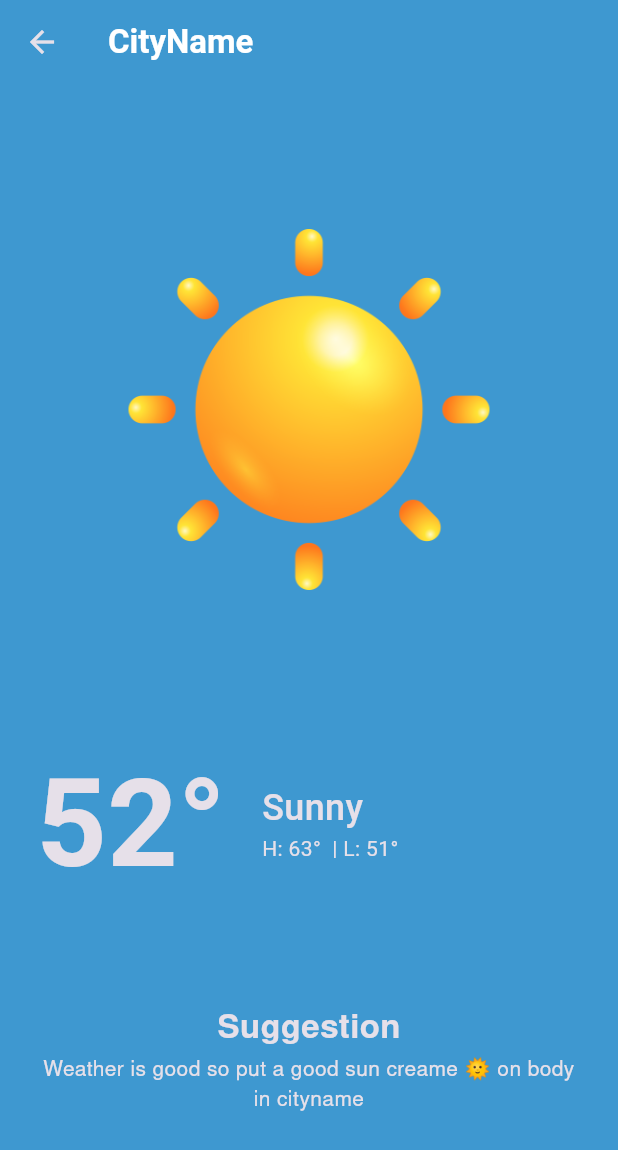
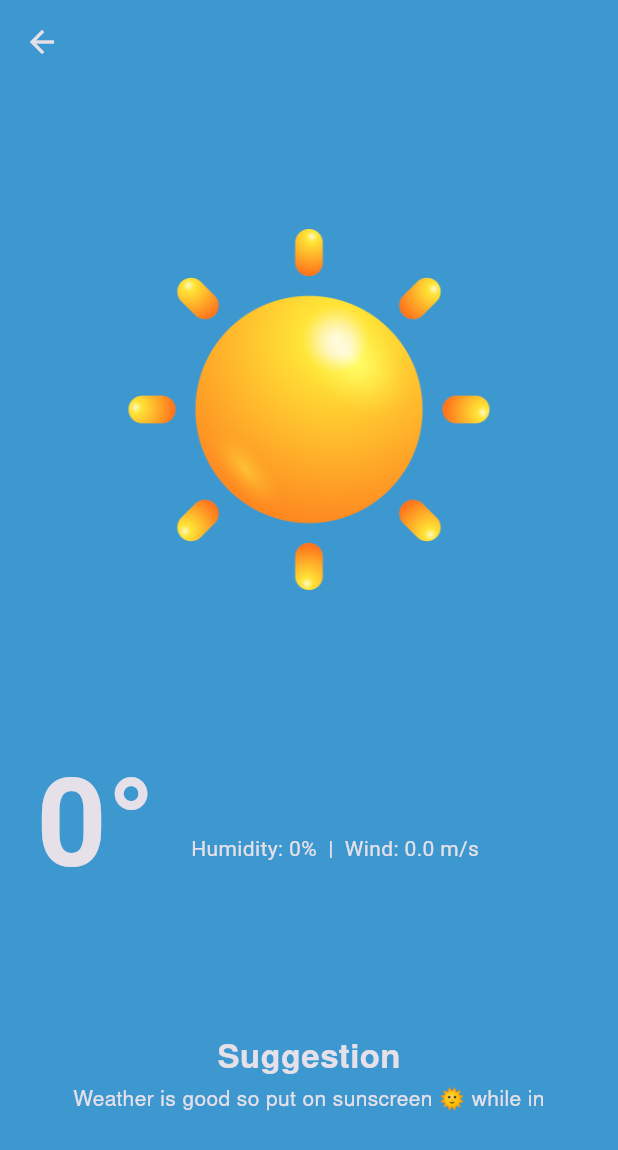
Before and after one commit to Amal-AM4/weatherly, a Flutter app: the ResultScreen screen opened directly with empty values, on a phone screen of 412 x 824 dp. Shown: the top 1150 px of the screen. Run offline on Flutter 3.47's test engine with Material 3 defaults, Android fonts, the phone set to English and light mode, and no system bars; our stand-ins replace geolocator.

Commit message:
code clean

```diff
--- a/lib/loading_screen.dart
+++ b/lib/loading_screen.dart
@@ -30,26 +30,33 @@ class _LoadingScreenState extends State<LoadingScreen> {
         'https://api.openweathermap.org/data/2.5/weather?lat=$latitude&lon=$longitude&appid=$apiKey';
 
     NetworkBrain networkBrain = NetworkBrain(path: path);
-
     var weatherData = await networkBrain.getData();
 
-    String locationName = weatherData['name'];
-    double temperatureKelvin = weatherData['main']['temp'];
-    String description = weatherData['weather'][0]['description'];
-    int humidity = weatherData['main']['humidity'];
-    double windSpeed = weatherData['wind']['speed'];
+    if (!mounted) return; // ✅ SAFE check
 
-    // Convert Kelvin to Celsius (optional)
-    double temperatureCelsius = temperatureKelvin - 273.15;
+    if (weatherData != null) {
+      String locationName = weatherData['name'];
+      double temperatureKelvin = weatherData['main']['temp'];
+      double temperatureCelsius = temperatureKelvin - 273.15;
+      int humidity = weatherData['main']['humidity'];
+      double windSpeed = weatherData['wind']['speed'];
+      String description = weatherData['weather'][0]['description'];
 
-    print(weatherData);
+      Navigator.push(
+        context,
+        MaterialPageRoute(
+          builder: (context) => ResultScreen(
+            locationName: locationName,
+            temperatureCelsius: temperatureCelsius,
+            humidity: humidity,
+            windSpeed: windSpeed,
+            description: description,
+          ),
+        ),
+      );
+    }
+  }
 
-    print('📍 Location: $locationName');
-    print('🌡️ Temperature: ${temperatureCelsius.toStringAsFixed(1)}°C');
-    print('🌤️ Description: $description');
-    print('💧 Humidity: $humidity%');
-    print('💨 Wind Speed: ${windSpeed.toStringAsFixed(1)} m/s');
-  }
 
   @override
   Widget build(BuildContext context) {
@@ -85,10 +92,10 @@ class _LoadingScreenState extends State<LoadingScreen> {
 
                 print('tapped');
 
-                Navigator.push(
-                  context,
-                  MaterialPageRoute(builder: (context) => ResultScreen(locationName: locationName, temperatureCelsius: temperatureCelsius, humidity: humidity, windSpeed: windSpeed, description: description)),
-                );
+                // Navigator.push(
+                //   context,
+                //   MaterialPageRoute(builder: (context) => ResultScreen(locationName: locationName, temperatureCelsius: temperatureCelsius, humidity: humidity, windSpeed: windSpeed, description: description)),
+                // );
               },
               child: Container(
                 margin: EdgeInsets.symmetric(horizontal: 20.0),
--- a/lib/result_screen.dart
+++ b/lib/result_screen.dart
@@ -1,25 +1,29 @@
 import 'package:flutter/material.dart';
-import 'package:font_awesome_flutter/font_awesome_flutter.dart';
 
 class ResultScreen extends StatefulWidget {
-  // const ResultScreen({super.key});
+  final String? locationName;
+  final double? temperatureCelsius;
+  final String? description;
+  final int? humidity;
+  final double? windSpeed;
 
-  String? locationName;
-  double? temperatureCelsius;
-  String? description;
-  int? humidity;
-  double? windSpeed;
+  const ResultScreen({
+    super.key,
+    required this.locationName,
+    required this.temperatureCelsius,
+    required this.humidity,
+    required this.windSpeed,
+    required this.description,
+  });
 
-  ResultScreen({required this.locationName, required this.temperatureCelsius, required this.humidity, required this.windSpeed, required this.description});
+
 
   @override
   State<ResultScreen> createState() => _ResultScreenState();
 }
 
 class _ResultScreenState extends State<ResultScreen> {
-  // properties and methods
-
-  var bgBodyColor = Color(0xff3e98d0);
+  var bgBodyColor = const Color(0xff3e98d0);
 
   @override
   Widget build(BuildContext context) {
@@ -27,8 +31,11 @@ class _ResultScreenState extends State<ResultScreen> {
       backgroundColor: bgBodyColor,
       appBar: AppBar(
         title: Text(
-          'CityName',
-          style: TextStyle(fontWeight: FontWeight.bold, color: Colors.white),
+          '${widget.locationName ?? "Unknown"}',
+          style: const TextStyle(
+            fontWeight: FontWeight.bold,
+            color: Colors.white,
+          ),
         ),
         backgroundColor: bgBodyColor,
       ),
@@ -44,53 +51,48 @@ class _ResultScreenState extends State<ResultScreen> {
                 children: [Image.asset('assets/images/sun.png', height: 320)],
               ),
             ),
-            Expanded(
-              flex: 0,
-              child: Row(
+            Row(
               mainAxisAlignment: MainAxisAlignment.start,
-
               children: [
                 Container(
-                    margin: EdgeInsets.symmetric(horizontal: 24),
+                  margin: const EdgeInsets.symmetric(horizontal: 24),
                   child: Text(
-                      '52\u00B0',
-                      style: TextStyle(
+                    '${widget.temperatureCelsius?.toStringAsFixed(0) ?? "--"}\u00B0',
+                    style: const TextStyle(
                       fontSize: 82,
                       fontWeight: FontWeight.bold,
                     ),
                   ),
                 ),
-                  Container(
-                    child: Column(
+                Column(
                   mainAxisAlignment: MainAxisAlignment.center,
                   crossAxisAlignment: CrossAxisAlignment.start,
                   children: [
                     Text(
-                          'Sunny',
-                          style: TextStyle(
+                      '${widget.description ?? "Clear"}',
+                      style: const TextStyle(
                         fontSize: 24,
                         fontWeight: FontWeight.w500,
                       ),
                       textAlign: TextAlign.start,
                     ),
-                        Text('H: 63\u00B0  | L: 51\u00B0'),
-                      ],
-                    ),
+                    Text(
+                      'Humidity: ${widget.humidity ?? "--"}%  |  Wind: ${widget.windSpeed?.toStringAsFixed(1) ?? "--"} m/s',
                     ),
                   ],
                 ),
+              ],
             ),
             Expanded(
               child: Padding(
-                padding: EdgeInsets.symmetric(horizontal: 24),
+                padding: const EdgeInsets.symmetric(horizontal: 24),
                 child: Row(
                   children: [
                     Expanded(
                       child: Column(
-                        // crossAxisAlignment: CrossAxisAlignment.start,
                         mainAxisAlignment: MainAxisAlignment.end,
                         children: [
-                          Text(
+                          const Text(
                             'Suggestion',
                             style: TextStyle(
                               fontSize: 22,
@@ -98,12 +100,12 @@ class _ResultScreenState extends State<ResultScreen> {
                             ),
                           ),
                           Text(
-                            'Weather is good so put a good sun creame 🌞 on body in cityname',
+                            'Weather is good so put on sunscreen 🌞 while in ${widget.locationName ?? "your city"}',
                             textAlign: TextAlign.center,
-                            style: TextStyle(fontFamily: 'Nim Reg'),
+                            style: const TextStyle(fontFamily: 'Nim Reg'),
                             maxLines: 3,
                           ),
-                          SizedBox(height: 80),
+                          const SizedBox(height: 80),
                         ],
                       ),
                     ),
```
Lines whose indentation alone changed are shown as unchanged.
